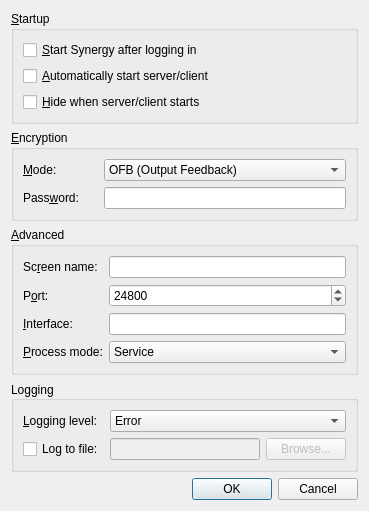
epakai/synergy-debian, file src/gui/res/SettingsDialogBase.ui: the form before one commit.
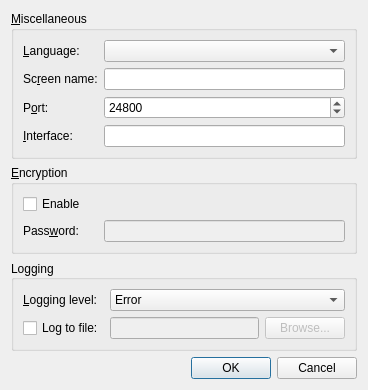
The form after the commit.

```diff
--- a/src/gui/res/SettingsDialogBase.ui
+++ b/src/gui/res/SettingsDialogBase.ui
@@ -6,143 +6,21 @@
    <rect>
     <x>0</x>
     <y>0</y>
-    <width>369</width>
-    <height>459</height>
+    <width>368</width>
+    <height>354</height>
    </rect>
   </property>
   <property name="windowTitle">
    <string>Settings</string>
   </property>
   <layout class="QVBoxLayout" name="verticalLayout">
-   <item>
-    <widget class="QGroupBox" name="m_pGroupStart">
-     <property name="title">
-      <string>&amp;Startup</string>
-     </property>
-     <layout class="QGridLayout" name="gridLayout">
-      <item row="0" column="0">
-       <widget class="QCheckBox" name="m_pCheckBoxAutoStart">
-        <property name="text">
-         <string>&amp;Start Synergy after logging in</string>
-        </property>
-       </widget>
-      </item>
-      <item row="1" column="0">
-       <widget class="QCheckBox" name="m_pCheckBoxAutoConnect">
-        <property name="text">
-         <string>&amp;Automatically start server/client</string>
-        </property>
-       </widget>
-      </item>
-      <item row="2" column="0">
-       <widget class="QCheckBox" name="m_pCheckBoxAutoHide">
-        <property name="text">
-         <string>&amp;Hide when server/client starts</string>
-        </property>
-       </widget>
-      </item>
-     </layout>
-    </widget>
-   </item>
-   <item>
-    <widget class="QGroupBox" name="m_pGroupCrypto">
-     <property name="enabled">
-      <bool>true</bool>
-     </property>
-     <property name="sizePolicy">
-      <sizepolicy hsizetype="Preferred" vsizetype="Preferred">
-       <horstretch>0</horstretch>
-       <verstretch>0</verstretch>
-      </sizepolicy>
-     </property>
-     <property name="title">
-      <string>&amp;Encryption</string>
-     </property>
-     <layout class="QFormLayout" name="formLayout">
-      <property name="fieldGrowthPolicy">
-       <enum>QFormLayout::AllNonFixedFieldsGrow</enum>
-      </property>
-      <item row="0" column="0">
-       <widget class="QLabel" name="m_pLabel_26">
-        <property name="minimumSize">
-         <size>
-          <width>75</width>
-          <height>0</height>
-         </size>
-        </property>
-        <property name="text">
-         <string>&amp;Mode:</string>
-        </property>
-        <property name="buddy">
-         <cstring>m_pComboCryptoMode</cstring>
-        </property>
-       </widget>
-      </item>
-      <item row="0" column="1">
-       <widget class="QComboBox" name="m_pComboCryptoMode">
-        <item>
-         <property name="text">
-          <string notr="true">OFB (Output Feedback)</string>
-         </property>
-        </item>
-        <item>
-         <property name="text">
-          <string notr="true">CFB (Cipher Feedback)</string>
-         </property>
-        </item>
-        <item>
-         <property name="text">
-          <string notr="true">CTR (Counter)</string>
-         </property>
-        </item>
-        <item>
-         <property name="text">
-          <string notr="true">GCM (Galois/Counter)</string>
-         </property>
-        </item>
-        <item>
-         <property name="text">
-          <string notr="true">Disable encryption</string>
-         </property>
-        </item>
-       </widget>
-      </item>
-      <item row="1" column="0">
-       <widget class="QLabel" name="m_pLabel_23">
-        <property name="minimumSize">
-         <size>
-          <width>75</width>
-          <height>0</height>
-         </size>
-        </property>
-        <property name="text">
-         <string>Pass&amp;word:</string>
-        </property>
-        <property name="buddy">
-         <cstring>m_pLineEditCryptoPass</cstring>
-        </property>
-       </widget>
-      </item>
-      <item row="1" column="1">
-       <widget class="QLineEdit" name="m_pLineEditCryptoPass">
-        <property name="enabled">
-         <bool>true</bool>
-        </property>
-        <property name="echoMode">
-         <enum>QLineEdit::Password</enum>
-        </property>
-       </widget>
-      </item>
-     </layout>
-    </widget>
-   </item>
    <item>
     <widget class="QGroupBox" name="m_pGroupAdvanced">
      <property name="title">
-      <string>&amp;Advanced</string>
+      <string>&amp;Miscellaneous</string>
      </property>
      <layout class="QGridLayout" name="gridLayout_3">
-      <item row="0" column="0">
+      <item row="1" column="0">
        <widget class="QLabel" name="m_pLabel_19">
         <property name="minimumSize">
          <size>
@@ -158,14 +36,14 @@
         </property>
        </widget>
       </item>
-      <item row="0" column="1">
+      <item row="1" column="1">
        <widget class="QLineEdit" name="m_pLineEditScreenName">
         <property name="enabled">
          <bool>true</bool>
         </property>
        </widget>
       </item>
-      <item row="1" column="0">
+      <item row="2" column="0">
        <widget class="QLabel" name="m_pLabel_20">
         <property name="text">
          <string>P&amp;ort:</string>
@@ -175,7 +53,7 @@
         </property>
        </widget>
       </item>
-      <item row="1" column="1">
+      <item row="2" column="1">
        <widget class="QSpinBox" name="m_pSpinBoxPort">
         <property name="enabled">
          <bool>true</bool>
@@ -194,7 +72,7 @@
         </property>
        </widget>
       </item>
-      <item row="2" column="0">
+      <item row="3" column="0">
        <widget class="QLabel" name="m_pLabel_21">
         <property name="text">
          <string>&amp;Interface:</string>
@@ -204,35 +82,90 @@
         </property>
        </widget>
       </item>
-      <item row="2" column="1">
-       <widget class="QLineEdit" name="m_pLineEditInterface">
-        <property name="enabled">
-         <bool>true</bool>
-        </property>
-       </widget>
-      </item>
-      <item row="3" column="0">
-       <widget class="QLabel" name="m_pLabel_22">
-        <property name="text">
-         <string>&amp;Process mode:</string>
-        </property>
-        <property name="buddy">
-         <cstring>m_pComboProcessMode</cstring>
-        </property>
-       </widget>
-      </item>
       <item row="3" column="1">
-       <widget class="QComboBox" name="m_pComboProcessMode">
-        <item>
-         <property name="text">
-          <string>Service</string>
-         </property>
-        </item>
-        <item>
-         <property name="text">
-          <string>Desktop (legacy)</string>
-         </property>
-        </item>
+       <widget class="QLineEdit" name="m_pLineEditInterface">
+        <property name="enabled">
+         <bool>true</bool>
+        </property>
+       </widget>
+      </item>
+      <item row="0" column="0">
+       <widget class="QLabel" name="m_pLabel_27">
+        <property name="sizePolicy">
+         <sizepolicy hsizetype="Preferred" vsizetype="Preferred">
+          <horstretch>0</horstretch>
+          <verstretch>0</verstretch>
+         </sizepolicy>
+        </property>
+        <property name="minimumSize">
+         <size>
+          <width>75</width>
+          <height>0</height>
+         </size>
+        </property>
+        <property name="text">
+         <string>&amp;Language:</string>
+        </property>
+        <property name="buddy">
+         <cstring>m_pComboLanguage</cstring>
+        </property>
+       </widget>
+      </item>
+      <item row="0" column="1">
+       <widget class="QComboBox" name="m_pComboLanguage"/>
+      </item>
+     </layout>
+    </widget>
+   </item>
+   <item>
+    <widget class="QGroupBox" name="m_pGroupCrypto">
+     <property name="enabled">
+      <bool>true</bool>
+     </property>
+     <property name="sizePolicy">
+      <sizepolicy hsizetype="Preferred" vsizetype="Preferred">
+       <horstretch>0</horstretch>
+       <verstretch>0</verstretch>
+      </sizepolicy>
+     </property>
+     <property name="title">
+      <string>&amp;Encryption</string>
+     </property>
+     <layout class="QFormLayout" name="formLayout">
+      <property name="fieldGrowthPolicy">
+       <enum>QFormLayout::AllNonFixedFieldsGrow</enum>
+      </property>
+      <item row="1" column="0">
+       <widget class="QLabel" name="m_pLabel_23">
+        <property name="minimumSize">
+         <size>
+          <width>75</width>
+          <height>0</height>
+         </size>
+        </property>
+        <property name="text">
+         <string>Pass&amp;word:</string>
+        </property>
+        <property name="buddy">
+         <cstring>m_pLineEditCryptoPass</cstring>
+        </property>
+       </widget>
+      </item>
+      <item row="1" column="1">
+       <widget class="QLineEdit" name="m_pLineEditCryptoPass">
+        <property name="enabled">
+         <bool>false</bool>
+        </property>
+        <property name="echoMode">
+         <enum>QLineEdit::Password</enum>
+        </property>
+       </widget>
+      </item>
+      <item row="0" column="0">
+       <widget class="QCheckBox" name="m_pCheckBoxEnableCrypto">
+        <property name="text">
+         <string>Enable</string>
+        </property>
        </widget>
       </item>
      </layout>
@@ -241,7 +174,7 @@
    <item>
     <widget class="QGroupBox" name="m_pGroupLog">
      <property name="sizePolicy">
-      <sizepolicy hsizetype="Preferred" vsizetype="MinimumExpanding">
+      <sizepolicy hsizetype="Preferred" vsizetype="Preferred">
        <horstretch>0</horstretch>
        <verstretch>0</verstretch>
       </sizepolicy>
```
Left out of the diff: 5 changed lines with no effect on the pictures.
